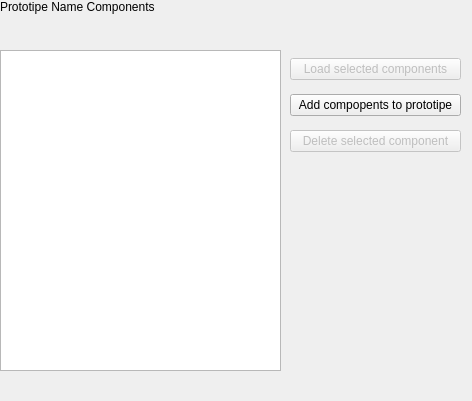
Before: the Qt Designer form src/prototypecomponentsnavigatorwindow.ui in PLLUG/protomorph-bg, drawn with Qt 5.
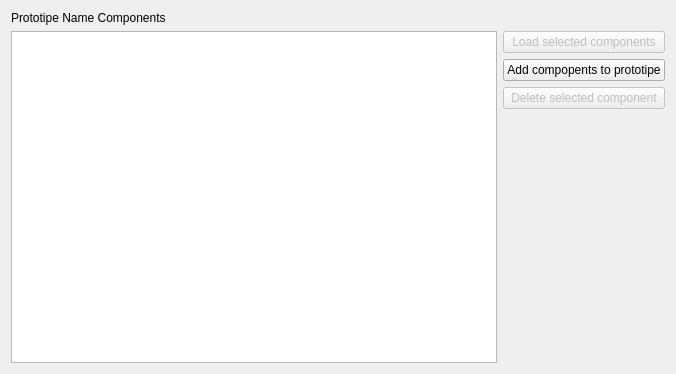
After: the same form once the commit is applied.

Commit message: Fixed problem with resizing components

What changed in the file:
```diff
--- a/src/prototypecomponentsnavigatorwindow.ui
+++ b/src/prototypecomponentsnavigatorwindow.ui
@@ -6,49 +6,35 @@
    <rect>
     <x>0</x>
     <y>0</y>
-    <width>472</width>
-    <height>401</height>
+    <width>676</width>
+    <height>374</height>
    </rect>
   </property>
   <property name="windowTitle">
    <string>Dialog</string>
   </property>
-  <widget class="QWidget" name="formLayoutWidget">
-   <property name="geometry">
-    <rect>
-     <x>0</x>
-     <y>0</y>
-     <width>281</width>
-     <height>41</height>
-    </rect>
-   </property>
-   <layout class="QFormLayout" name="formLayout">
-    <item row="0" column="0">
+  <layout class="QVBoxLayout" name="verticalLayout_3">
+   <item>
+    <layout class="QVBoxLayout" name="verticalLayout_2">
+     <item>
      <widget class="QLabel" name="prototypeNameComponents">
+       <property name="sizePolicy">
+        <sizepolicy hsizetype="Preferred" vsizetype="Preferred">
+         <horstretch>0</horstretch>
+         <verstretch>0</verstretch>
+        </sizepolicy>
+       </property>
       <property name="text">
        <string>Prototipe Name Components</string>
       </property>
      </widget>
     </item>
-   </layout>
-  </widget>
-  <widget class="QWidget" name="gridLayoutWidget">
-   <property name="geometry">
-    <rect>
-     <x>0</x>
-     <y>50</y>
-     <width>281</width>
-     <height>321</height>
-    </rect>
-   </property>
-   <layout class="QGridLayout" name="gridLayout">
-    <property name="sizeConstraint">
-     <enum>QLayout::SetDefaultConstraint</enum>
-    </property>
-    <item row="0" column="0">
+     <item>
+      <layout class="QHBoxLayout" name="horizontalLayout_2">
+       <item>
      <widget class="QListView" name="listView">
       <property name="sizePolicy">
-       <sizepolicy hsizetype="Preferred" vsizetype="Preferred">
+          <sizepolicy hsizetype="Expanding" vsizetype="Expanding">
         <horstretch>0</horstretch>
         <verstretch>0</verstretch>
        </sizepolicy>
@@ -58,17 +44,7 @@
       </property>
      </widget>
     </item>
-   </layout>
-  </widget>
-  <widget class="QWidget" name="verticalLayoutWidget">
-   <property name="geometry">
-    <rect>
-     <x>290</x>
-     <y>50</y>
-     <width>171</width>
-     <height>111</height>
-    </rect>
-   </property>
+       <item>
    <layout class="QVBoxLayout" name="verticalLayout">
     <item>
      <widget class="QPushButton" name="pushButtonLoadSelectedComponents">
@@ -97,8 +73,26 @@
       </property>
      </widget>
     </item>
-   </layout>
-  </widget>
+         <item>
+          <spacer name="verticalSpacer">
+           <property name="orientation">
+            <enum>Qt::Vertical</enum>
+           </property>
+           <property name="sizeHint" stdset="0">
+            <size>
+             <width>20</width>
+             <height>40</height>
+            </size>
+           </property>
+          </spacer>
+         </item>
+        </layout>
+       </item>
+      </layout>
+     </item>
+    </layout>
+   </item>
+  </layout>
  </widget>
  <resources/>
  <connections/>
```
Lines whose indentation alone changed are shown as unchanged.
